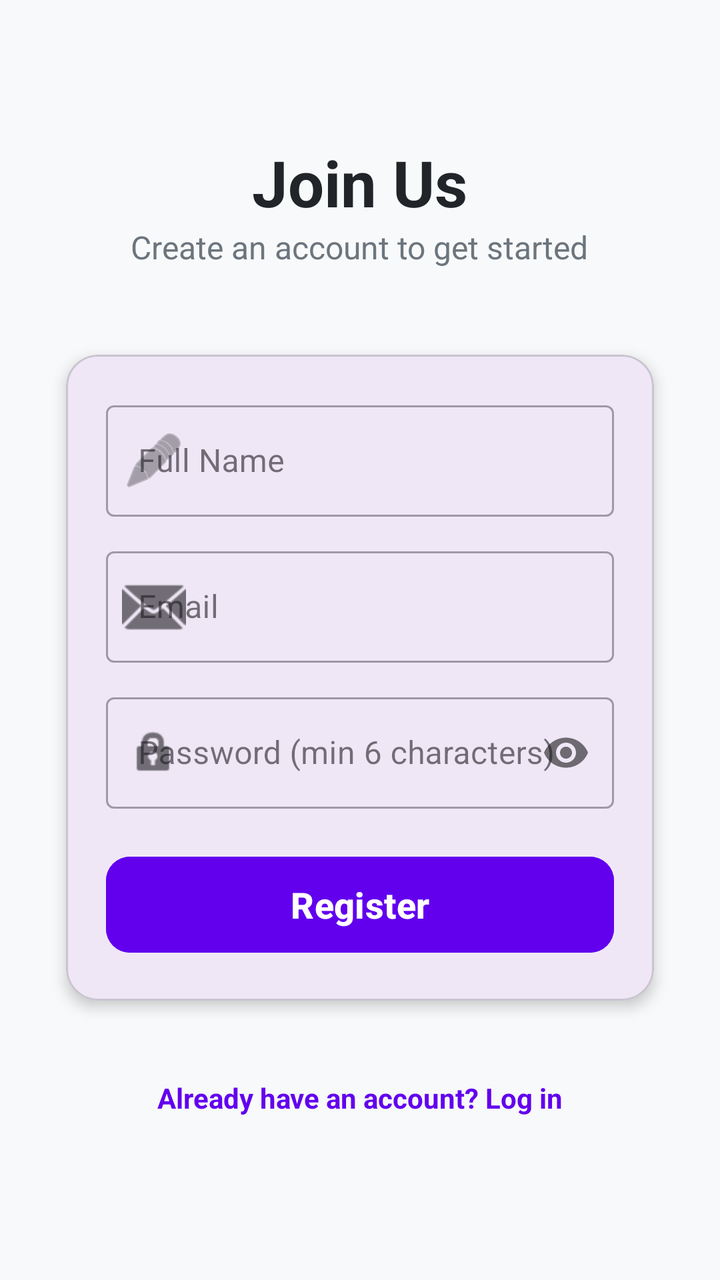
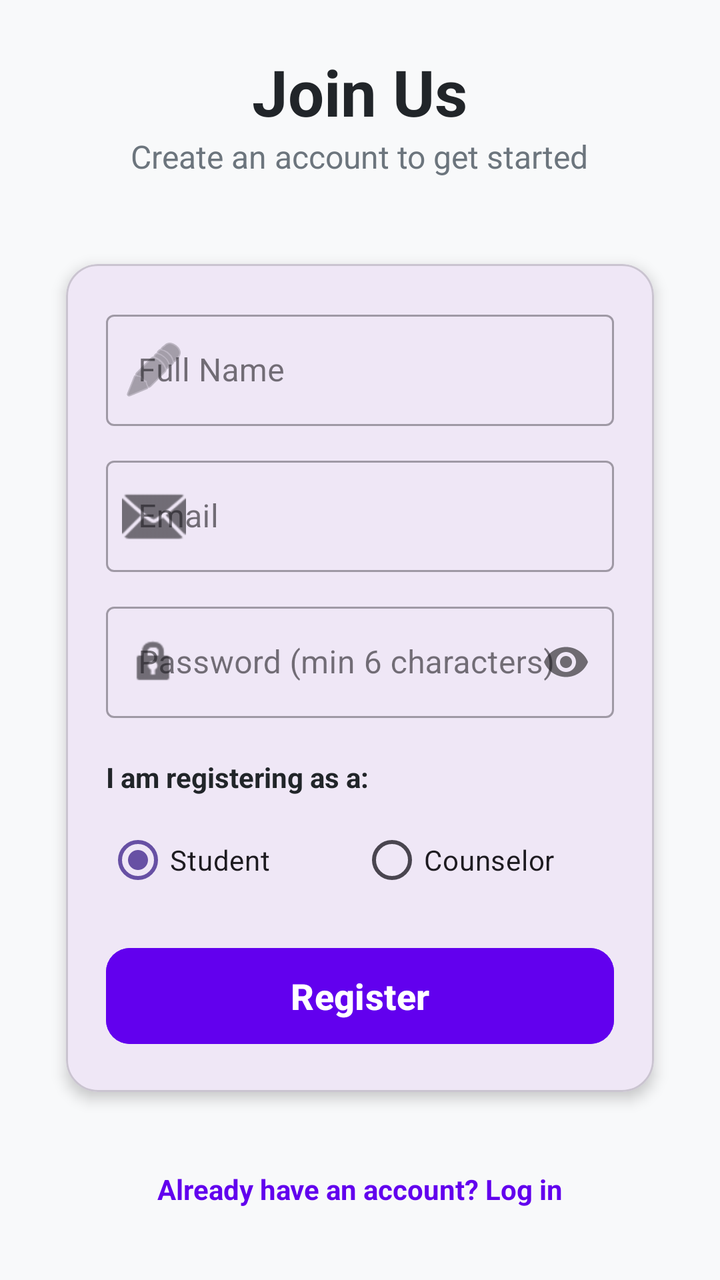

The first picture is an Android layout as it rendered before a commit; the second is the same layout after the commit. The layout source and the unified diff follow.
<!-- AndroidManifest.xml: application theme Theme.CounsellingApp -->
<!-- res/layout/activity_register.xml -->
<?xml version="1.0" encoding="utf-8"?>
<androidx.constraintlayout.widget.ConstraintLayout xmlns:android="http://schemas.android.com/apk/res/android"
    xmlns:app="http://schemas.android.com/apk/res-auto"
    android:layout_width="match_parent"
    android:layout_height="match_parent"
    android:background="#F8F9FA">

    <ScrollView
        android:layout_width="match_parent"
        android:layout_height="wrap_content"
        app:layout_constraintBottom_toBottomOf="parent"
        app:layout_constraintTop_toTopOf="parent">

        <LinearLayout
            android:layout_width="match_parent"
            android:layout_height="wrap_content"
            android:gravity="center_horizontal"
            android:orientation="vertical"
            android:padding="24dp">

            
            <TextView
                android:layout_width="wrap_content"
                android:layout_height="wrap_content"
                android:text="Join Us"
                android:textColor="#212529"
                android:textSize="32sp"
                android:textStyle="bold" />

            <TextView
                android:layout_width="wrap_content"
                android:layout_height="wrap_content"
                android:layout_marginBottom="32dp"
                android:text="Create an account to get started"
                android:textColor="#6C757D"
                android:textSize="16sp" />

            
            <com.google.android.material.card.MaterialCardView
                android:layout_width="match_parent"
                android:layout_height="wrap_content"
                app:cardCornerRadius="16dp"
                app:cardElevation="4dp"
                app:cardUseCompatPadding="true">

                <LinearLayout
                    android:layout_width="match_parent"
                    android:layout_height="wrap_content"
                    android:orientation="vertical"
                    android:padding="20dp">

                    
                    <com.google.android.material.textfield.TextInputLayout
                        style="@style/Widget.MaterialComponents.TextInputLayout.OutlinedBox"
                        android:layout_width="match_parent"
                        android:layout_height="wrap_content"
                        android:layout_marginBottom="12dp"
                        android:hint="Full Name"
                        app:startIconDrawable="@android:drawable/ic_menu_edit">

                        <com.google.android.material.textfield.TextInputEditText
                            android:id="@+id/etName"
                            android:layout_width="match_parent"
                            android:layout_height="wrap_content"
                            android:inputType="textPersonName" />
                    </com.google.android.material.textfield.TextInputLayout>

                    
                    <com.google.android.material.textfield.TextInputLayout
                        style="@style/Widget.MaterialComponents.TextInputLayout.OutlinedBox"
                        android:layout_width="match_parent"
                        android:layout_height="wrap_content"
                        android:layout_marginBottom="12dp"
                        android:hint="Email"
                        app:startIconDrawable="@android:drawable/ic_dialog_email">

                        <com.google.android.material.textfield.TextInputEditText
                            android:id="@+id/etEmail"
                            android:layout_width="match_parent"
                            android:layout_height="wrap_content"
                            android:inputType="textEmailAddress" />
                    </com.google.android.material.textfield.TextInputLayout>

                    
                    <com.google.android.material.textfield.TextInputLayout
                        style="@style/Widget.MaterialComponents.TextInputLayout.OutlinedBox"
                        android:layout_width="match_parent"
                        android:layout_height="wrap_content"
                        android:layout_marginBottom="20dp"
                        android:hint="Password (min 6 characters)"
                        app:passwordToggleEnabled="true"
                        app:startIconDrawable="@android:drawable/ic_lock_idle_lock">

                        <com.google.android.material.textfield.TextInputEditText
                            android:id="@+id/etPassword"
                            android:layout_width="match_parent"
                            android:layout_height="wrap_content"
                            android:inputType="textPassword" />
                    </com.google.android.material.textfield.TextInputLayout>

                    
                    <com.google.android.material.button.MaterialButton
                        android:id="@+id/btnRegister"
                        android:layout_width="match_parent"
                        android:layout_height="56dp"
                        android:backgroundTint="#6200EE"
                        android:text="Register"
                        android:textAllCaps="false"
                        android:textSize="18sp"
                        android:textStyle="bold"
                        app:cornerRadius="12dp" />

                </LinearLayout>
            </com.google.android.material.card.MaterialCardView>

            
            <TextView
                android:id="@+id/tvGoToLogin"
                android:layout_width="match_parent"
                android:layout_height="wrap_content"
                android:layout_marginTop="16dp"
                android:background="?attr/selectableItemBackground"
                android:clickable="true"
                android:focusable="true"
                android:gravity="center"
                android:padding="12dp"
                android:text="Already have an account? Log in"
                android:textColor="#6200EE"
                android:textSize="14sp"
                android:textStyle="bold" />

        </LinearLayout>
    </ScrollView>

</androidx.constraintlayout.widget.ConstraintLayout>
<!-- resources referenced by this layout -->
<resources>
  <style name="Theme.CounsellingApp" parent="Base.Theme.CounsellingApp" />
  <style name="Base.Theme.CounsellingApp" parent="Theme.Material3.DayNight.NoActionBar">
          
          
      </style>
</resources>

<!-- the commit's change to res/layout/activity_register.xml (unified diff, before → after) -->
@@ -83,6 +83,25 @@
 
                     
                     <com.google.android.material.textfield.TextInputLayout
+                        android:id="@+id/tilSpecialization"
+                        style="@style/Widget.MaterialComponents.TextInputLayout.OutlinedBox.ExposedDropdownMenu"
+                        android:layout_width="match_parent"
+                        android:layout_height="wrap_content"
+                        android:layout_marginBottom="16dp"
+                        android:hint="Specialization"
+                        android:visibility="gone">
+
+                        <AutoCompleteTextView
+                            android:id="@+id/actvSpecialization"
+                            android:layout_width="match_parent"
+                            android:layout_height="wrap_content"
+                            android:focusable="false"
+                            android:inputType="none"
+                            android:cursorVisible="false" />
+                    </com.google.android.material.textfield.TextInputLayout>
+
+                    
+                    <com.google.android.material.textfield.TextInputLayout
                         style="@style/Widget.MaterialComponents.TextInputLayout.OutlinedBox"
                         android:layout_width="match_parent"
                         android:layout_height="wrap_content"
@@ -97,6 +116,41 @@
                             android:layout_height="wrap_content"
                             android:inputType="textPassword" />
                     </com.google.android.material.textfield.TextInputLayout>
+
+                    
+                    <TextView
+                        android:layout_width="wrap_content"
+                        android:layout_height="wrap_content"
+                        android:layout_marginBottom="8dp"
+                        android:text="I am registering as a:"
+                        android:textColor="#212529"
+                        android:textSize="14sp"
+                        android:textStyle="bold" />
+
+                    <RadioGroup
+                        android:id="@+id/rgRole"
+                        android:layout_width="match_parent"
+                        android:layout_height="wrap_content"
+                        android:layout_marginBottom="16dp"
+                        android:orientation="horizontal">
+
+                        <RadioButton
+                            android:id="@+id/rbStudent"
+                            android:layout_width="0dp"
+                            android:layout_height="wrap_content"
+                            android:layout_weight="1"
+                            android:checked="true"
+                            android:buttonTint="#6200EE"
+                            android:text="Student" />
+
+                        <RadioButton
+                            android:id="@+id/rbCounselor"
+                            android:layout_width="0dp"
+                            android:layout_height="wrap_content"
+                            android:layout_weight="1"
+                            android:buttonTint="#6200EE"
+                            android:text="Counselor" />
+                    </RadioGroup>
 
                     
                     <com.google.android.material.button.MaterialButton
